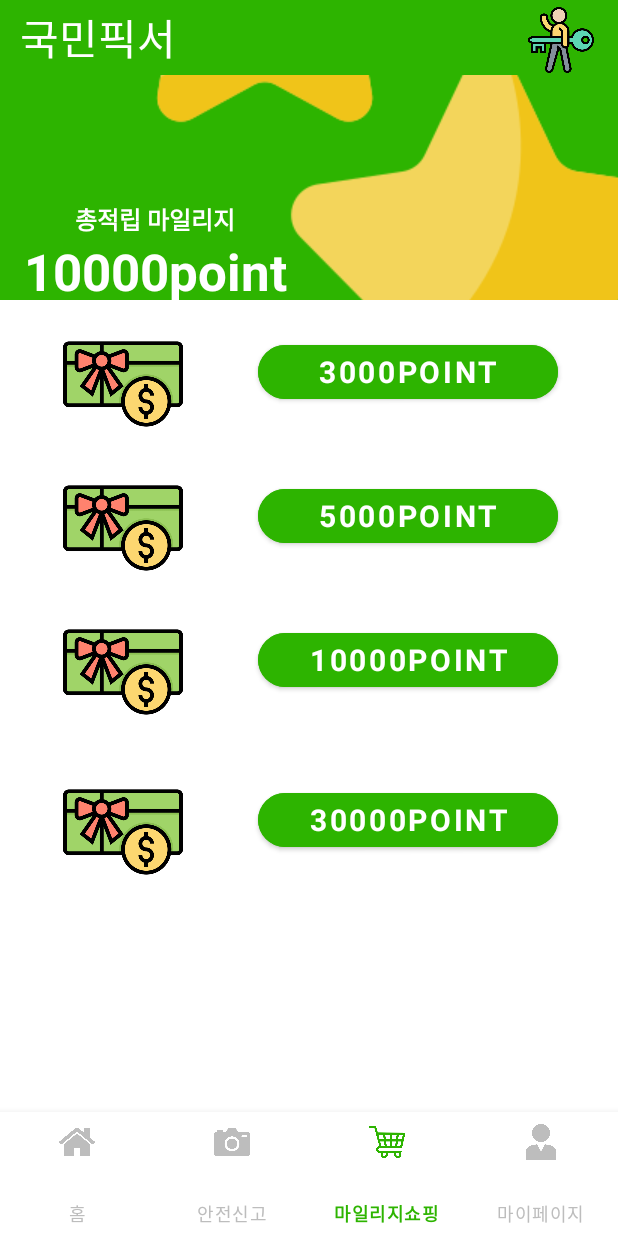
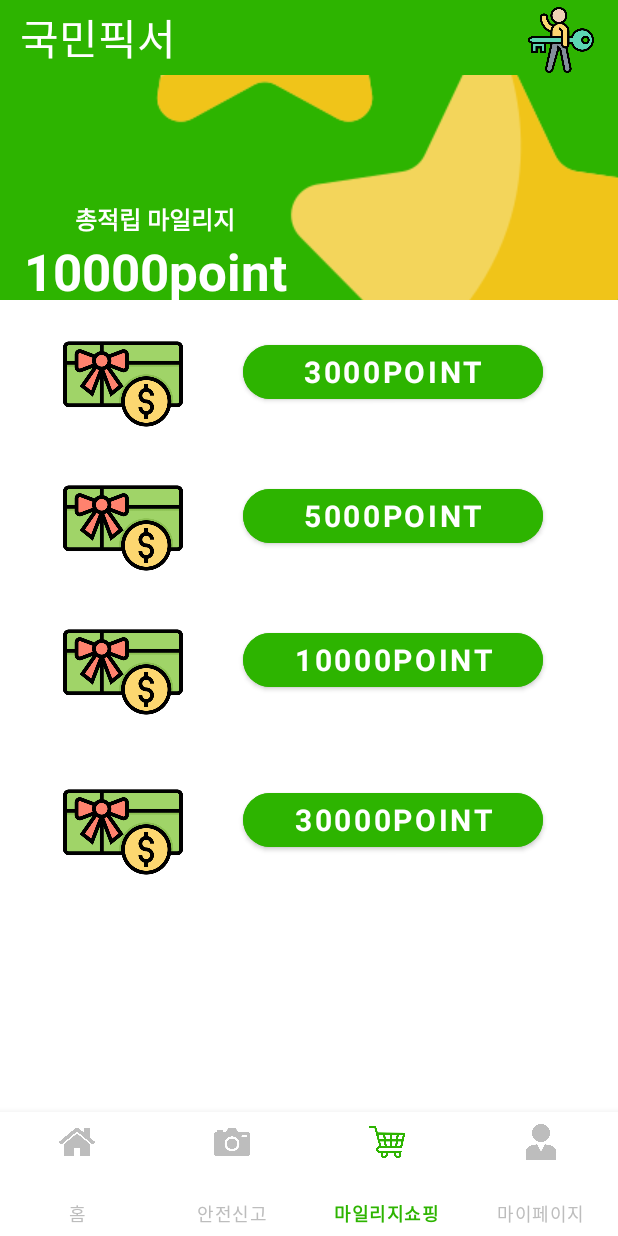
Before and after one commit to manseungchun/SmartCity, an Android app: the screen it shows after launch (MainActivity), item 3 of the bottom bar chosen, on a phone screen of 412 x 824 dp. Run offline under Robolectric (Android 15) with nearby library versions, the phone set to English and light mode, and no system bars; our stand-ins replace Volley; Roboto replaces fonts that are not available here.

Commit message:
보라작업 20220930 15:38

```diff
--- a/app/src/main/res/layout/fragment_3.xml
+++ b/app/src/main/res/layout/fragment_3.xml
@@ -12,7 +12,7 @@
         android:id="@+id/button8"
         android:layout_width="200dp"
         android:layout_height="wrap_content"
-        android:layout_marginStart="40dp"
+        android:layout_marginStart="30dp"
         android:layout_marginTop="8dp"
         android:layout_marginBottom="16dp"
         android:backgroundTint="#2DB400"
@@ -47,7 +47,6 @@
         android:layout_height="80dp"
         android:layout_marginStart="32dp"
         android:layout_marginTop="16dp"
-        android:layout_marginEnd="17dp"
         android:src="@drawable/money"
         app:layout_constraintEnd_toStartOf="@+id/button5"
         app:layout_constraintStart_toStartOf="parent"
@@ -81,7 +80,7 @@
         android:id="@+id/button7"
         android:layout_width="200dp"
         android:layout_height="wrap_content"
-        android:layout_marginStart="40dp"
+        android:layout_marginStart="30dp"
         android:layout_marginTop="8dp"
         android:layout_marginBottom="16dp"
         android:backgroundTint="#2DB400"
@@ -99,7 +98,7 @@
         android:id="@+id/button5"
         android:layout_width="200dp"
         android:layout_height="wrap_content"
-        android:layout_marginStart="40dp"
+        android:layout_marginStart="30dp"
         android:layout_marginTop="8dp"
         android:layout_marginBottom="16dp"
         android:backgroundTint="#2DB400"
@@ -117,7 +116,7 @@
         android:id="@+id/button6"
         android:layout_width="200dp"
         android:layout_height="wrap_content"
-        android:layout_marginStart="40dp"
+        android:layout_marginStart="30dp"
         android:layout_marginTop="8dp"
         android:layout_marginBottom="16dp"
         android:backgroundTint="#2DB400"
```
